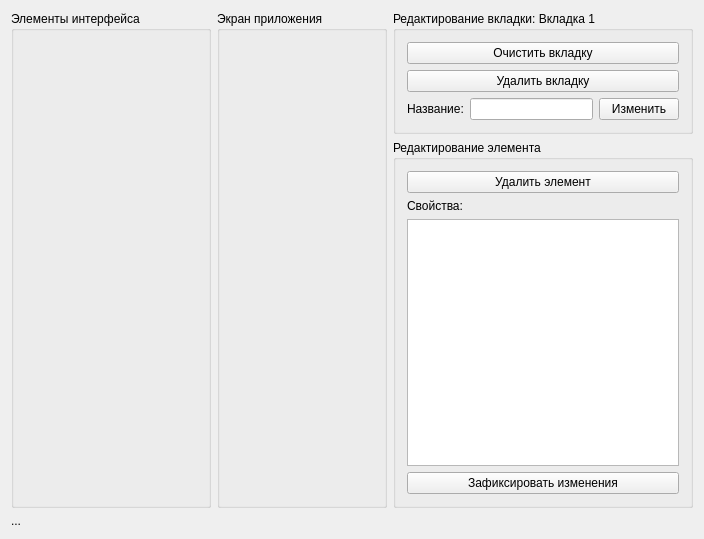
First picture: the form in src/formbuilder.ui, repository nextgis/formbuilder, before the edit.
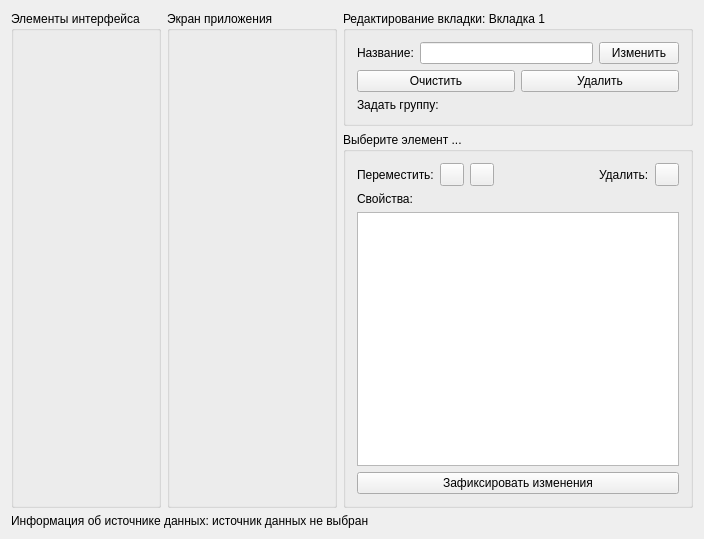
Second picture: the form after the edit.

Patch:
```diff
--- a/src/formbuilder.ui
+++ b/src/formbuilder.ui
@@ -20,13 +20,13 @@
       <widget class="QGroupBox" name="groupBox">
        <property name="minimumSize">
         <size>
-         <width>200</width>
+         <width>150</width>
          <height>0</height>
         </size>
        </property>
        <property name="maximumSize">
         <size>
-         <width>200</width>
+         <width>150</width>
          <height>16777215</height>
         </size>
        </property>
@@ -61,13 +61,13 @@
          </property>
          <property name="minimumSize">
           <size>
-           <width>300</width>
+           <width>350</width>
            <height>0</height>
           </size>
          </property>
          <property name="maximumSize">
           <size>
-           <width>300</width>
+           <width>350</width>
            <height>16777215</height>
           </size>
          </property>
@@ -75,20 +75,6 @@
           <string>Редактирование вкладки: Вкладка 1</string>
          </property>
          <layout class="QVBoxLayout" name="verticalLayout">
-          <item>
-           <widget class="QPushButton" name="pushButton_2">
-            <property name="text">
-             <string>Очистить вкладку</string>
-            </property>
-           </widget>
-          </item>
-          <item>
-           <widget class="QPushButton" name="pushButton_3">
-            <property name="text">
-             <string>Удалить вкладку</string>
-            </property>
-           </widget>
-          </item>
           <item>
            <layout class="QHBoxLayout" name="horizontalLayout_3">
             <item>
@@ -110,6 +96,35 @@
             </item>
            </layout>
           </item>
+          <item>
+           <layout class="QHBoxLayout" name="horizontalLayout_4">
+            <item>
+             <widget class="QPushButton" name="pushButton_2">
+              <property name="text">
+               <string>Очистить</string>
+              </property>
+             </widget>
+            </item>
+            <item>
+             <widget class="QPushButton" name="pushButton_3">
+              <property name="text">
+               <string>Удалить</string>
+              </property>
+             </widget>
+            </item>
+           </layout>
+          </item>
+          <item>
+           <layout class="QHBoxLayout" name="horizontalLayout_5">
+            <item>
+             <widget class="QLabel" name="label_6">
+              <property name="text">
+               <string>Задать группу:</string>
+              </property>
+             </widget>
+            </item>
+           </layout>
+          </item>
          </layout>
         </widget>
        </item>
@@ -123,29 +138,71 @@
          </property>
          <property name="minimumSize">
           <size>
-           <width>300</width>
+           <width>350</width>
            <height>0</height>
           </size>
          </property>
          <property name="maximumSize">
           <size>
-           <width>300</width>
+           <width>350</width>
            <height>16777215</height>
           </size>
          </property>
          <property name="title">
-          <string>Редактирование элемента</string>
+          <string>Выберите элемент ...</string>
          </property>
          <layout class="QVBoxLayout" name="verticalLayout_6">
           <item>
-           <widget class="QPushButton" name="pushButton">
-            <property name="enabled">
-             <bool>true</bool>
-            </property>
-            <property name="text">
-             <string>Удалить элемент</string>
-            </property>
-           </widget>
+           <layout class="QHBoxLayout" name="horizontalLayout">
+            <item>
+             <widget class="QLabel" name="label">
+              <property name="text">
+               <string>Переместить:</string>
+              </property>
+             </widget>
+            </item>
+            <item>
+             <widget class="QToolButton" name="toolButton">
+              <property name="text">
+               <string/>
+              </property>
+             </widget>
+            </item>
+            <item>
+             <widget class="QToolButton" name="toolButton_2">
+              <property name="text">
+               <string/>
+              </property>
+             </widget>
+            </item>
+            <item>
+             <spacer name="horizontalSpacer">
+              <property name="orientation">
+               <enum>Qt::Horizontal</enum>
+              </property>
+              <property name="sizeHint" stdset="0">
+               <size>
+                <width>40</width>
+                <height>20</height>
+               </size>
+              </property>
+             </spacer>
+            </item>
+            <item>
+             <widget class="QLabel" name="label_5">
+              <property name="text">
+               <string>Удалить:</string>
+              </property>
+             </widget>
+            </item>
+            <item>
+             <widget class="QToolButton" name="toolButton_3">
+              <property name="text">
+               <string/>
+              </property>
+             </widget>
+            </item>
+           </layout>
           </item>
           <item>
            <widget class="QLabel" name="label_4">
@@ -180,7 +237,7 @@
       </sizepolicy>
      </property>
      <property name="text">
-      <string>...</string>
+      <string>Информация об источнике данных: источник данных не выбран</string>
      </property>
     </widget>
    </item>
```
